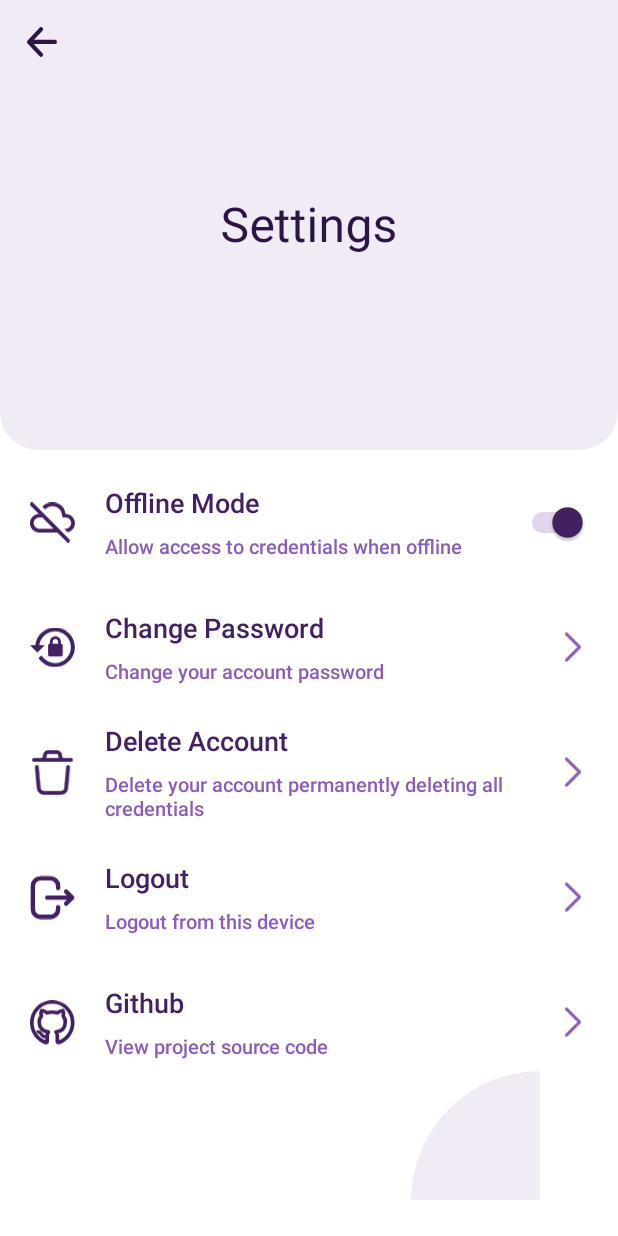
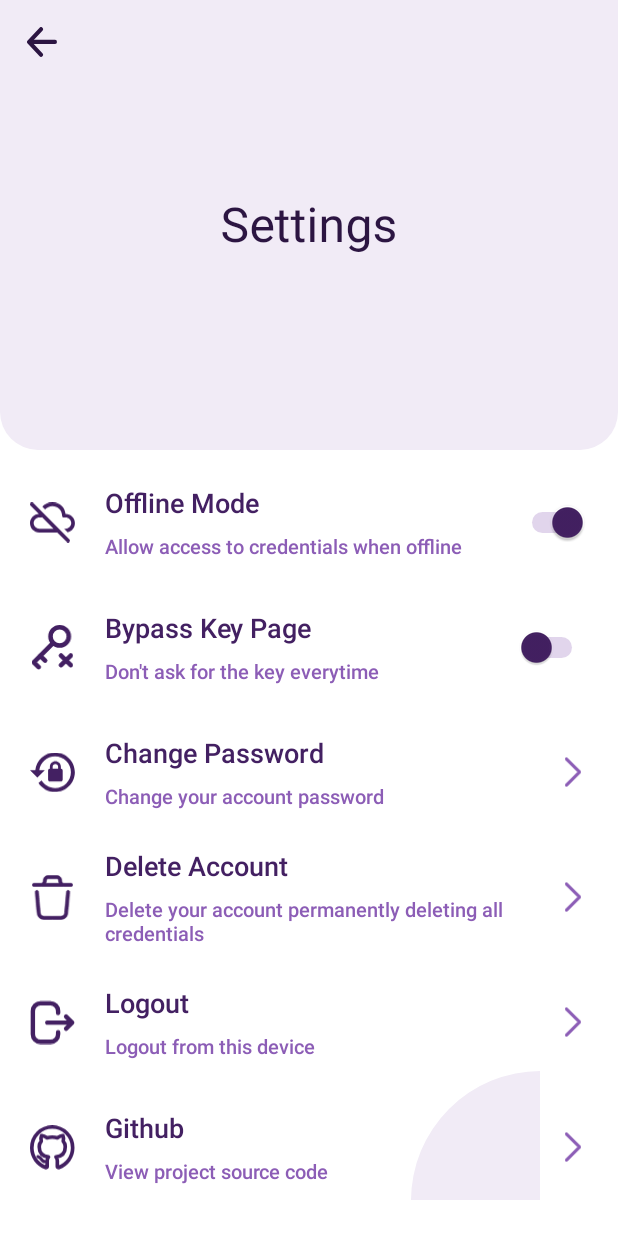
Before and after one commit to chirag1910/credenager-app, an Android app: the SettingsPageFragment screen opened directly, with no data from a screen before it, after a tap on "Offline Mode", on a phone screen of 412 x 824 dp. Run offline under Robolectric (Android 15) with nearby library versions, the phone set to English and light mode, and no system bars.

Commit message:
Added Key Bypass Option

```diff
--- a/app/src/main/java/com/credenager/fragments/KeyPageFragment.java
+++ b/app/src/main/java/com/credenager/fragments/KeyPageFragment.java
@@ -121,6 +121,11 @@ public class KeyPageFragment extends Fragment {
             keyEdittext.setText(Globals.DUMMY_ACCOUNT_KEY);
             handleSubmit(view);
         }
+        Boolean bypassKeyPageSetting = (Boolean) Globals.getSettings(requireContext()).getOrDefault(Globals.BYPASS_KEY_KEY, false);
+        if (Boolean.TRUE.equals(bypassKeyPageSetting)) {
+            keyEdittext.setText(Globals.getKey(requireContext()));
+            handleSubmit(view);
+        }
     }
 
     private void handleSubmit(View view) {
--- a/app/src/main/java/com/credenager/fragments/SettingsPageFragment.java
+++ b/app/src/main/java/com/credenager/fragments/SettingsPageFragment.java
@@ -24,9 +24,9 @@ import com.credenager.utils.Globals;
 import java.util.HashMap;
 
 public class SettingsPageFragment extends Fragment {
-    private LinearLayout offlineTile;
-    private Switch offlineToggle;
-    private Boolean offlineMode;
+    private LinearLayout offlineTile, bypassKeyTile;
+    private Switch offlineToggle, bypassKeyToggle;
+    private Boolean offlineMode, bypassKey;
     private HashMap<String, Object> settings;
 
     @Nullable
@@ -41,6 +41,8 @@ public class SettingsPageFragment extends Fragment {
         Toolbar toolbar = view.findViewById(R.id.settings_toolbar);
         offlineToggle = view.findViewById(R.id.settings_offline_toggle);
         offlineTile = view.findViewById(R.id.settings_offline_tile);
+        bypassKeyToggle = view.findViewById(R.id.settings_bypass_key_toggle);
+        bypassKeyTile = view.findViewById(R.id.settings_bypass_key_tile);
         LinearLayout changeTile = view.findViewById(R.id.settings_reset_tile);
         LinearLayout deleteTile = view.findViewById(R.id.settings_delete_account_tile);
         LinearLayout logoutTile = view.findViewById(R.id.settings_logout_tile);
@@ -51,6 +53,7 @@ public class SettingsPageFragment extends Fragment {
         getActivity().getActionBar().setHomeAsUpIndicator(R.drawable.ic_arrow_left);
 
         offlineTile.setOnClickListener(this::offlineModeClick);
+        bypassKeyTile.setOnClickListener(this::bypassKeyClick);
         changeTile.setOnClickListener(this::changePassClick);
         deleteTile.setOnClickListener(this::deleteAccountClick);
         logoutTile.setOnClickListener(this::logoutClick);
@@ -63,6 +66,8 @@ public class SettingsPageFragment extends Fragment {
         settings = Globals.getSettings(requireContext());
         offlineMode = (Boolean) settings.getOrDefault(Globals.OFFLINE_KEY, false);
         offlineToggle.setChecked(Boolean.TRUE.equals(offlineMode));
+        bypassKey = (Boolean) settings.getOrDefault(Globals.BYPASS_KEY_KEY, false);
+        bypassKeyToggle.setChecked(Boolean.TRUE.equals(bypassKey));
     }
 
     private void offlineModeClick(View view) {
@@ -76,10 +81,20 @@ public class SettingsPageFragment extends Fragment {
             Globals.saveData(requireContext(), null);
         }
 
-        Globals.saveSettings(requireContext(), offlineMode);
+        Globals.saveSettings(requireContext(), offlineMode, null);
         offlineToggle.setChecked(offlineMode);
 
         offlineTile.setEnabled(true);
+    }
+
+    private void bypassKeyClick(View view) {
+        bypassKeyTile.setEnabled(false);
+        bypassKey = !bypassKey;
+
+        Globals.saveSettings(requireContext(), null, bypassKey);
+        bypassKeyToggle.setChecked(bypassKey);
+
+        bypassKeyTile.setEnabled(true);
     }
 
     private void changePassClick(View view) {
--- a/app/src/main/java/com/credenager/utils/Globals.java
+++ b/app/src/main/java/com/credenager/utils/Globals.java
@@ -20,6 +20,7 @@ public class Globals {
     public static final String JWT_KEY = "JWT_TOKEN";
     public static final String USER_KEY_KEY = "USER_ENCRYPTION_KEY";
     public static final String OFFLINE_KEY = "OFFLINE_MODE";
+    public static final String BYPASS_KEY_KEY = "BYPASS_KEY";
     public static final String DATA_KEY = "USER_OFFLINE_DATA";
 
     public static final String LOGIN_FRAGMENT_TAG = "LOGIN_FRAG";
@@ -79,17 +80,22 @@ public class Globals {
         return context.getSharedPreferences(AUTH_FILE_NAME, Context.MODE_PRIVATE).getString(USER_KEY_KEY, null);
     }
 
-    public static void saveSettings(Context context, Boolean allowOffline) {
+    public static void saveSettings(Context context, Boolean allowOffline, Boolean bypassKey) {
         if (allowOffline != null){
             context.getSharedPreferences(SETTINGS_FILE_NAME, Context.MODE_PRIVATE).edit().putBoolean(OFFLINE_KEY, allowOffline).apply();
+        }
+        if (bypassKey != null){
+            context.getSharedPreferences(SETTINGS_FILE_NAME, Context.MODE_PRIVATE).edit().putBoolean(BYPASS_KEY_KEY, bypassKey).apply();
         }
     }
 
     public static HashMap<String, Object> getSettings(Context context) {
         Boolean allowOffline =  context.getSharedPreferences(SETTINGS_FILE_NAME, Context.MODE_PRIVATE).getBoolean(OFFLINE_KEY, false);
+        Boolean bypassKey =  context.getSharedPreferences(SETTINGS_FILE_NAME, Context.MODE_PRIVATE).getBoolean(BYPASS_KEY_KEY, false);
 
         HashMap<String, Object> response = new HashMap<>();
         response.put(OFFLINE_KEY, allowOffline);
+        response.put(BYPASS_KEY_KEY, bypassKey);
 
         return response;
     }
--- /dev/null
+++ b/app/src/main/res/drawable/ic_bypass_key.xml
@@ -0,0 +1,27 @@
+<vector xmlns:android="http://schemas.android.com/apk/res/android"
+    android:width="55dp"
+    android:height="59dp"
+    android:viewportWidth="55"
+    android:viewportHeight="59">
+  <path
+      android:pathData="M38.77,52.735L45.123,46.382M45.123,46.382L51.476,40.028M45.123,46.382L38.77,40.028M45.123,46.382L51.476,52.735"
+      android:strokeLineJoin="round"
+      android:strokeWidth="6"
+      android:fillColor="#00000000"
+      android:strokeColor="#ffffff"
+      android:strokeLineCap="round"/>
+  <path
+      android:pathData="M28.412,23.45C33.09,28.128 40.676,28.128 45.354,23.45C50.032,18.772 50.032,11.187 45.354,6.509C40.676,1.83 33.09,1.83 28.412,6.509C23.734,11.187 23.734,18.772 28.412,23.45ZM28.412,23.45L3,48.862L9.353,55.215"
+      android:strokeLineJoin="round"
+      android:strokeWidth="6"
+      android:fillColor="#00000000"
+      android:strokeColor="#ffffff"
+      android:strokeLineCap="round"/>
+  <path
+      android:pathData="M11.471,40.392L17.824,46.745"
+      android:strokeLineJoin="round"
+      android:strokeWidth="6"
+      android:fillColor="#00000000"
+      android:strokeColor="#ffffff"
+      android:strokeLineCap="round"/>
+</vector>
--- a/app/src/main/res/layout/settings_fragment.xml
+++ b/app/src/main/res/layout/settings_fragment.xml
@@ -86,6 +86,46 @@
                     <Switch android:layout_height="wrap_content"
                             android:layout_width="wrap_content"
                             android:id="@+id/settings_offline_toggle"
+                            android:thumbTint="@color/heading2"
+                            android:trackTint="@color/heading3"
+                            android:focusable="false"
+                            android:clickable="false"
+                            android:layout_margin="20dp"/>
+                </LinearLayout>
+
+                <LinearLayout android:layout_width="match_parent" android:layout_height="wrap_content"
+                              android:orientation="horizontal" android:gravity="center_vertical"
+                              android:clickable="true"
+                              android:focusable="true"
+                              android:id="@+id/settings_bypass_key_tile"
+                              android:foreground="?attr/selectableItemBackground">
+
+                    <ImageView android:layout_width="30dp" android:layout_height="30dp"
+                               android:layout_margin="20dp"
+                               android:src="@drawable/ic_bypass_key"
+                               android:contentDescription="@string/bypass_key_setting_icon"
+                               android:tint="@color/heading2"
+                               android:scaleType="fitCenter"/>
+                    <LinearLayout android:layout_width="0dp" android:layout_height="wrap_content"
+                                  android:layout_weight="1"
+                                  android:orientation="vertical">
+                        <TextView android:layout_width="match_parent" android:layout_height="wrap_content"
+                                  android:singleLine="false"
+                                  android:textSize="18sp"
+                                  android:textFontWeight="600"
+                                  android:textColor="@color/heading2"
+                                  android:layout_marginBottom="7dp"
+                                  android:text="@string/bypass_key_page" tools:targetApi="p"/>
+                        <TextView android:layout_width="match_parent" android:layout_height="wrap_content"
+                                  android:singleLine="false"
+                                  android:textSize="13sp"
+                                  android:textFontWeight="600"
+                                  android:textColor="@color/heading3"
+                                  android:text="@string/bypass_key_page_desc" tools:targetApi="p"/>
+                    </LinearLayout>
+                    <Switch android:layout_height="wrap_content"
+                            android:layout_width="wrap_content"
+                            android:id="@+id/settings_bypass_key_toggle"
                             android:thumbTint="@color/heading2"
                             android:trackTint="@color/heading3"
                             android:focusable="false"
--- a/app/src/main/res/values/strings.xml
+++ b/app/src/main/res/values/strings.xml
@@ -68,4 +68,7 @@
     <string name="github_icon">Github Icon</string>
     <string name="github">Github</string>
     <string name="github_desc">View project source code</string>
+    <string name="bypass_key_setting_icon">Bypass Key Setting Icon</string>
+    <string name="bypass_key_page">Bypass Key Page</string>
+    <string name="bypass_key_page_desc">Don\'t ask for the key everytime</string>
 </resources>
```
